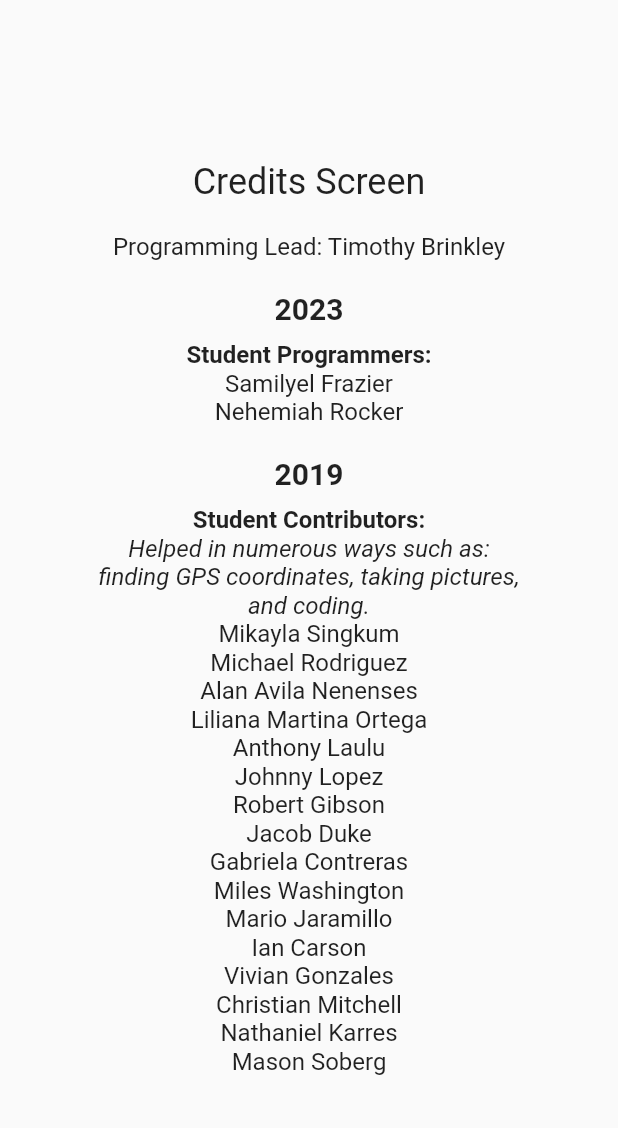
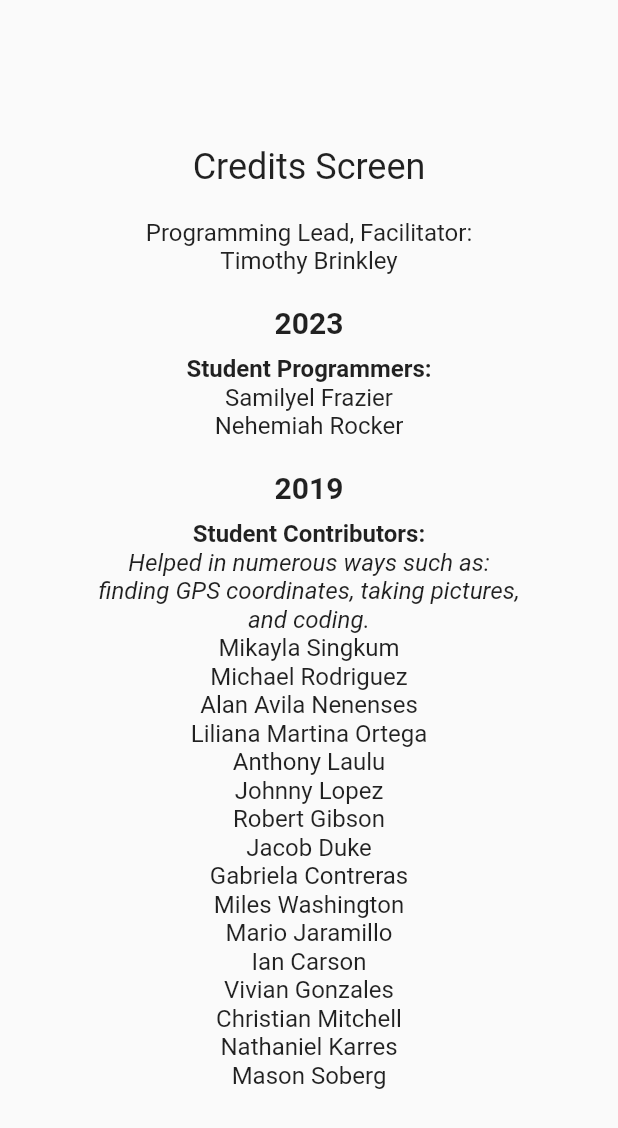
Before and after one commit to tbrinkley/aztec_map_app_2024, a Flutter app: the CreditsScreen widget shown alone on an empty page, opened directly, on a phone screen of 412 x 824 dp. Shown: the top 1128 px of the screen. Run offline on Flutter 3.47's test engine with Material 2 defaults, Android fonts, the phone set to English and light mode, and no system bars.

Commit message:
Added new line.

```diff
--- a/lib/main.dart
+++ b/lib/main.dart
@@ -631,8 +631,10 @@ class CreditsScreen extends StatelessWidget {
 
             // Programming Lead
             Text(
-              'Programming Lead: Timothy Brinkley',
+              'Programming Lead, Facilitator: \n'
+                  'Timothy Brinkley',
               style: TextStyle(fontSize: 16.0),
+              textAlign: TextAlign.center,
             ),
 
             SizedBox(height: 20), // Add spacing
```
